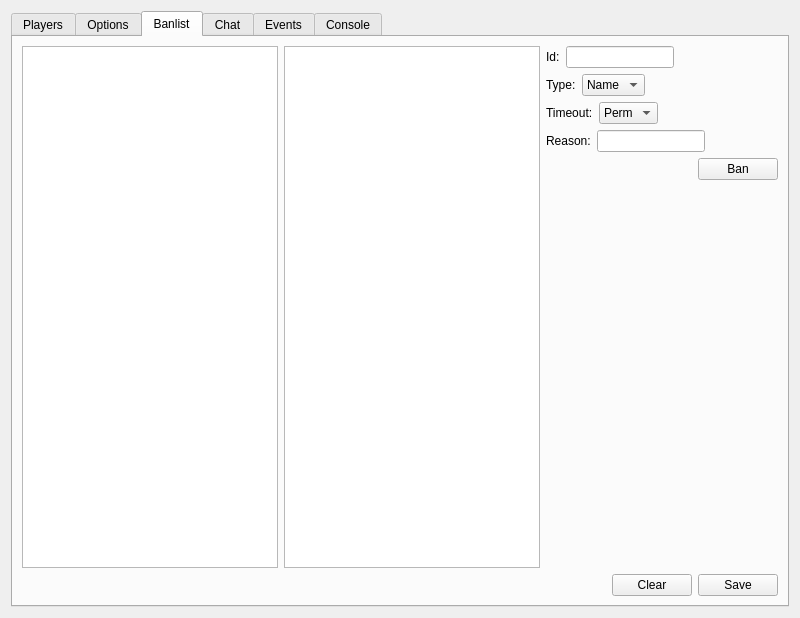
Old version of the form Client/minecraft/Minecraft.ui in the repository OpenRcon/OpenRcon.
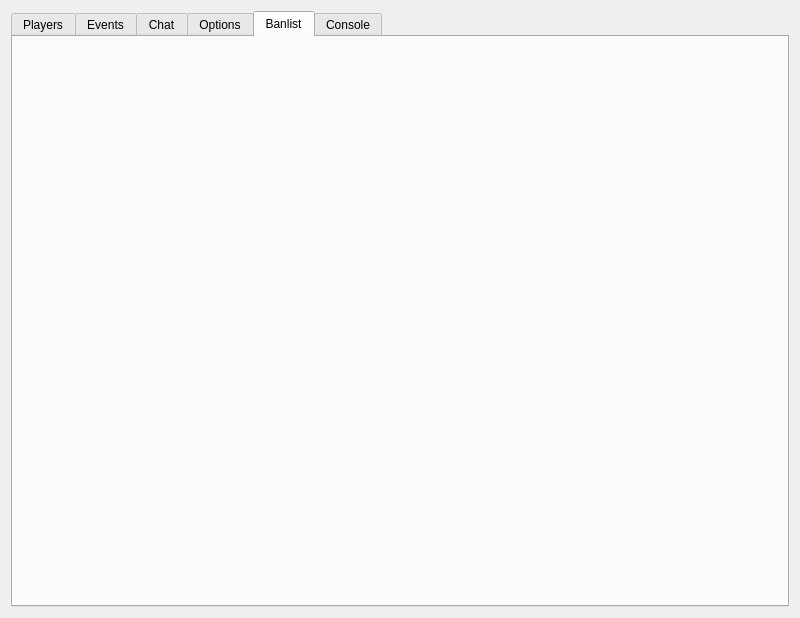
New version of the form. The open tabs and pages were chosen to show the change. Custom widgets are drawn as their Qt base class.

```diff
--- a/Client/minecraft/Minecraft.ui
+++ b/Client/minecraft/Minecraft.ui
@@ -31,7 +31,7 @@
       </attribute>
       <layout class="QGridLayout" name="gridLayout_tab_pl">
        <item row="1" column="0" colspan="2">
-        <widget class="DragDropTreeWidget" name="treeWidget_pl">
+        <widget class="DragDropTreeWidget" name="treeWidget_pl_players">
          <property name="locale">
           <locale language="English" country="UnitedKingdom"/>
          </property>
@@ -70,271 +70,11 @@
        </item>
       </layout>
      </widget>
-     <widget class="QWidget" name="tab_op">
+     <widget class="QWidget" name="tab_ev">
       <attribute name="title">
-       <string>Options</string>
+       <string>Events</string>
       </attribute>
-      <layout class="QGridLayout" name="gridLayout_4">
-       <property name="leftMargin">
-        <number>9</number>
-       </property>
-       <property name="topMargin">
-        <number>9</number>
-       </property>
-       <property name="rightMargin">
-        <number>9</number>
-       </property>
-       <property name="bottomMargin">
-        <number>9</number>
-       </property>
-       <property name="spacing">
-        <number>6</number>
-       </property>
-      </layout>
-     </widget>
-     <widget class="QWidget" name="tab_bl">
-      <attribute name="title">
-       <string>Banlist</string>
-      </attribute>
-      <layout class="QGridLayout" name="gridLayout_11">
-       <item row="0" column="0" rowspan="6">
-        <widget class="QTableWidget" name="tableWidget_bl"/>
-       </item>
-       <item row="6" column="0" colspan="3">
-        <layout class="QHBoxLayout" name="horizontalLayout_4">
-         <item>
-          <spacer name="horizontalSpacer_5">
-           <property name="locale">
-            <locale language="English" country="UnitedStates"/>
-           </property>
-           <property name="orientation">
-            <enum>Qt::Horizontal</enum>
-           </property>
-           <property name="sizeHint" stdset="0">
-            <size>
-             <width>40</width>
-             <height>20</height>
-            </size>
-           </property>
-          </spacer>
-         </item>
-         <item>
-          <widget class="QPushButton" name="pushButton_bl_clear">
-           <property name="locale">
-            <locale language="English" country="UnitedStates"/>
-           </property>
-           <property name="text">
-            <string>Clear</string>
-           </property>
-          </widget>
-         </item>
-         <item>
-          <widget class="QPushButton" name="pushButton_bl_save">
-           <property name="text">
-            <string>Save</string>
-           </property>
-          </widget>
-         </item>
-        </layout>
-       </item>
-       <item row="5" column="2">
-        <spacer name="verticalSpacer_7">
-         <property name="locale">
-          <locale language="English" country="UnitedStates"/>
-         </property>
-         <property name="orientation">
-          <enum>Qt::Vertical</enum>
-         </property>
-         <property name="sizeHint" stdset="0">
-          <size>
-           <width>20</width>
-           <height>452</height>
-          </size>
-         </property>
-        </spacer>
-       </item>
-       <item row="4" column="2">
-        <layout class="QHBoxLayout" name="horizontalLayout_2">
-         <item>
-          <spacer name="horizontalSpacer_2">
-           <property name="locale">
-            <locale language="English" country="UnitedStates"/>
-           </property>
-           <property name="orientation">
-            <enum>Qt::Horizontal</enum>
-           </property>
-           <property name="sizeHint" stdset="0">
-            <size>
-             <width>40</width>
-             <height>20</height>
-            </size>
-           </property>
-          </spacer>
-         </item>
-         <item>
-          <widget class="QPushButton" name="pushButton_bl_ban">
-           <property name="locale">
-            <locale language="English" country="UnitedStates"/>
-           </property>
-           <property name="text">
-            <string>Ban</string>
-           </property>
-          </widget>
-         </item>
-        </layout>
-       </item>
-       <item row="3" column="2">
-        <layout class="QHBoxLayout" name="horizontalLayout_12">
-         <item>
-          <widget class="QLabel" name="label_bl_reason_text">
-           <property name="locale">
-            <locale language="English" country="UnitedStates"/>
-           </property>
-           <property name="text">
-            <string>Reason:</string>
-           </property>
-          </widget>
-         </item>
-         <item>
-          <widget class="QLineEdit" name="lineEdit_bl_reason">
-           <property name="locale">
-            <locale language="English" country="UnitedStates"/>
-           </property>
-          </widget>
-         </item>
-         <item>
-          <spacer name="horizontalSpacer_13">
-           <property name="orientation">
-            <enum>Qt::Horizontal</enum>
-           </property>
-           <property name="sizeHint" stdset="0">
-            <size>
-             <width>40</width>
-             <height>20</height>
-            </size>
-           </property>
-          </spacer>
-         </item>
-        </layout>
-       </item>
-       <item row="2" column="2">
-        <layout class="QHBoxLayout" name="horizontalLayout_13">
-         <item>
-          <widget class="QLabel" name="label_bl_timeout_text">
-           <property name="text">
-            <string>Timeout:</string>
-           </property>
-          </widget>
-         </item>
-         <item>
-          <widget class="QComboBox" name="comboBox_bl_timeout">
-           <item>
-            <property name="text">
-             <string>Perm</string>
-            </property>
-           </item>
-          </widget>
-         </item>
-         <item>
-          <spacer name="horizontalSpacer_12">
-           <property name="orientation">
-            <enum>Qt::Horizontal</enum>
-           </property>
-           <property name="sizeHint" stdset="0">
-            <size>
-             <width>40</width>
-             <height>20</height>
-            </size>
-           </property>
-          </spacer>
-         </item>
-        </layout>
-       </item>
-       <item row="1" column="2">
-        <layout class="QHBoxLayout" name="horizontalLayout_11">
-         <item>
-          <widget class="QLabel" name="label_bl_type_text">
-           <property name="text">
-            <string>Type:</string>
-           </property>
-          </widget>
-         </item>
-         <item>
-          <widget class="QComboBox" name="comboBox_bl_type">
-           <item>
-            <property name="text">
-             <string>Name</string>
-            </property>
-           </item>
-           <item>
-            <property name="text">
-             <string>IP</string>
-            </property>
-           </item>
-           <item>
-            <property name="text">
-             <string>GUID</string>
-            </property>
-           </item>
-          </widget>
-         </item>
-         <item>
-          <spacer name="horizontalSpacer_11">
-           <property name="orientation">
-            <enum>Qt::Horizontal</enum>
-           </property>
-           <property name="sizeHint" stdset="0">
-            <size>
-             <width>40</width>
-             <height>20</height>
-            </size>
-           </property>
-          </spacer>
-         </item>
-        </layout>
-       </item>
-       <item row="0" column="2">
-        <layout class="QHBoxLayout" name="horizontalLayout_10">
-         <item>
-          <widget class="QLabel" name="label_bl_id_text">
-           <property name="locale">
-            <locale language="English" country="UnitedStates"/>
-           </property>
-           <property name="text">
-            <string>Id:</string>
-           </property>
-          </widget>
-         </item>
-         <item>
-          <widget class="QLineEdit" name="lineEdit_bl_id">
-           <property name="locale">
-            <locale language="English" country="UnitedStates"/>
-           </property>
-          </widget>
-         </item>
-         <item>
-          <spacer name="horizontalSpacer_10">
-           <property name="orientation">
-            <enum>Qt::Horizontal</enum>
-           </property>
-           <property name="sizeHint" stdset="0">
-            <size>
-             <width>40</width>
-             <height>20</height>
-            </size>
-           </property>
-          </spacer>
-         </item>
-        </layout>
-       </item>
-       <item row="0" column="1" rowspan="6">
-        <widget class="QListWidget" name="listWidget_bl">
-         <property name="locale">
-          <locale language="English" country="UnitedStates"/>
-         </property>
-        </widget>
-       </item>
-      </layout>
+      <layout class="QGridLayout" name="gridLayout_19"/>
      </widget>
      <widget class="QWidget" name="tab_ch">
       <attribute name="title">
@@ -370,34 +110,41 @@
           <string notr="true">&lt;!DOCTYPE HTML PUBLIC &quot;-//W3C//DTD HTML 4.0//EN&quot; &quot;http://www.w3.org/TR/REC-html40/strict.dtd&quot;&gt;
 &lt;html&gt;&lt;head&gt;&lt;meta name=&quot;qrichtext&quot; content=&quot;1&quot; /&gt;&lt;style type=&quot;text/css&quot;&gt;
 p, li { white-space: pre-wrap; }
-&lt;/style&gt;&lt;/head&gt;&lt;body style=&quot; font-family:'MS Shell Dlg 2'; font-size:8.25pt; font-weight:400; font-style:normal;&quot;&gt;
-&lt;p style=&quot;-qt-paragraph-type:empty; margin-top:0px; margin-bottom:0px; margin-left:0px; margin-right:0px; -qt-block-indent:0; text-indent:0px; font-family:'Ubuntu'; font-size:11pt;&quot;&gt;&lt;br /&gt;&lt;/p&gt;&lt;/body&gt;&lt;/html&gt;</string>
+&lt;/style&gt;&lt;/head&gt;&lt;body style=&quot; font-family:'Ubuntu'; font-size:11pt; font-weight:400; font-style:normal;&quot;&gt;
+&lt;p style=&quot;-qt-paragraph-type:empty; margin-top:0px; margin-bottom:0px; margin-left:0px; margin-right:0px; -qt-block-indent:0; text-indent:0px;&quot;&gt;&lt;br /&gt;&lt;/p&gt;&lt;/body&gt;&lt;/html&gt;</string>
          </property>
         </widget>
        </item>
       </layout>
      </widget>
-     <widget class="QWidget" name="tab_ev">
+     <widget class="QWidget" name="tab_op">
       <attribute name="title">
-       <string>Events</string>
+       <string>Options</string>
       </attribute>
-      <layout class="QGridLayout" name="gridLayout_19">
-       <item row="0" column="0">
-        <widget class="QTextEdit" name="textEdit_ev_output">
-         <property name="readOnly">
-          <bool>true</bool>
-         </property>
-         <property name="html">
-          <string notr="true">&lt;!DOCTYPE HTML PUBLIC &quot;-//W3C//DTD HTML 4.0//EN&quot; &quot;http://www.w3.org/TR/REC-html40/strict.dtd&quot;&gt;
-&lt;html&gt;&lt;head&gt;&lt;meta name=&quot;qrichtext&quot; content=&quot;1&quot; /&gt;&lt;style type=&quot;text/css&quot;&gt;
-p, li { white-space: pre-wrap; }
-&lt;/style&gt;&lt;/head&gt;&lt;body style=&quot; font-family:'MS Shell Dlg 2'; font-size:8.25pt; font-weight:400; font-style:normal;&quot;&gt;
-&lt;p style=&quot;-qt-paragraph-type:empty; margin-top:0px; margin-bottom:0px; margin-left:0px; margin-right:0px; -qt-block-indent:0; text-indent:0px; font-family:'Ubuntu'; font-size:11pt;&quot;&gt;&lt;br /&gt;&lt;/p&gt;&lt;/body&gt;&lt;/html&gt;</string>
-         </property>
-        </widget>
-       </item>
+      <layout class="QGridLayout" name="gridLayout_4">
+       <property name="leftMargin">
+        <number>9</number>
+       </property>
+       <property name="topMargin">
+        <number>9</number>
+       </property>
+       <property name="rightMargin">
+        <number>9</number>
+       </property>
+       <property name="bottomMargin">
+        <number>9</number>
+       </property>
+       <property name="spacing">
+        <number>6</number>
+       </property>
       </layout>
      </widget>
+     <widget class="QWidget" name="tab_bl">
+      <attribute name="title">
+       <string>Banlist</string>
+      </attribute>
+      <layout class="QGridLayout" name="gridLayout_11"/>
+     </widget>
      <widget class="QWidget" name="tab_co">
       <attribute name="title">
        <string>Console</string>
@@ -453,8 +200,8 @@
           <string notr="true">&lt;!DOCTYPE HTML PUBLIC &quot;-//W3C//DTD HTML 4.0//EN&quot; &quot;http://www.w3.org/TR/REC-html40/strict.dtd&quot;&gt;
 &lt;html&gt;&lt;head&gt;&lt;meta name=&quot;qrichtext&quot; content=&quot;1&quot; /&gt;&lt;style type=&quot;text/css&quot;&gt;
 p, li { white-space: pre-wrap; }
-&lt;/style&gt;&lt;/head&gt;&lt;body style=&quot; font-family:'MS Shell Dlg 2'; font-size:8.25pt; font-weight:400; font-style:normal;&quot;&gt;
-&lt;p style=&quot;-qt-paragraph-type:empty; margin-top:0px; margin-bottom:0px; margin-left:0px; margin-right:0px; -qt-block-indent:0; text-indent:0px; font-family:'Ubuntu'; font-size:11pt;&quot;&gt;&lt;br /&gt;&lt;/p&gt;&lt;/body&gt;&lt;/html&gt;</string>
+&lt;/style&gt;&lt;/head&gt;&lt;body style=&quot; font-family:'Ubuntu'; font-size:11pt; font-weight:400; font-style:normal;&quot;&gt;
+&lt;p style=&quot;-qt-paragraph-type:empty; margin-top:0px; margin-bottom:0px; margin-left:0px; margin-right:0px; -qt-block-indent:0; text-indent:0px;&quot;&gt;&lt;br /&gt;&lt;/p&gt;&lt;/body&gt;&lt;/html&gt;</string>
          </property>
         </widget>
        </item>
```
